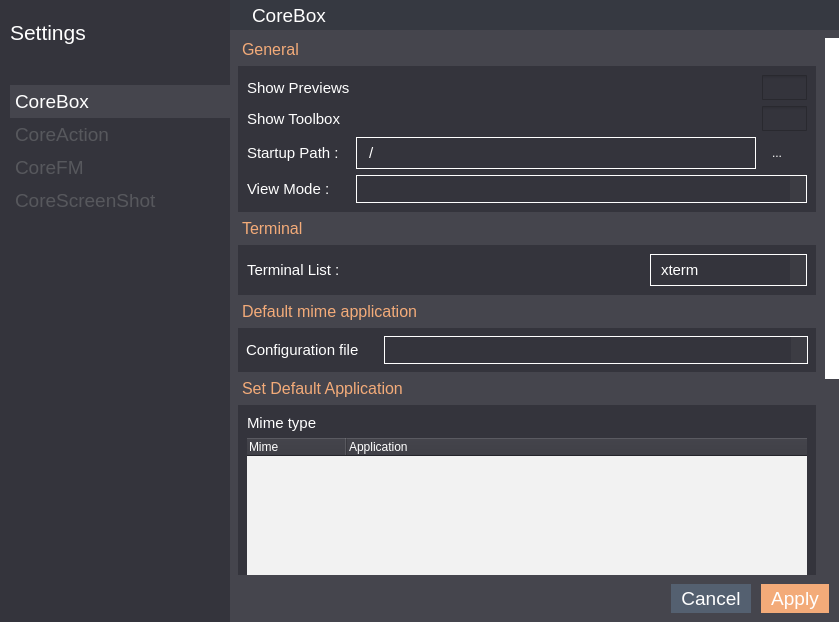
Qt form settings/settings.ui (rahmanshaber/corebox) before a commit.
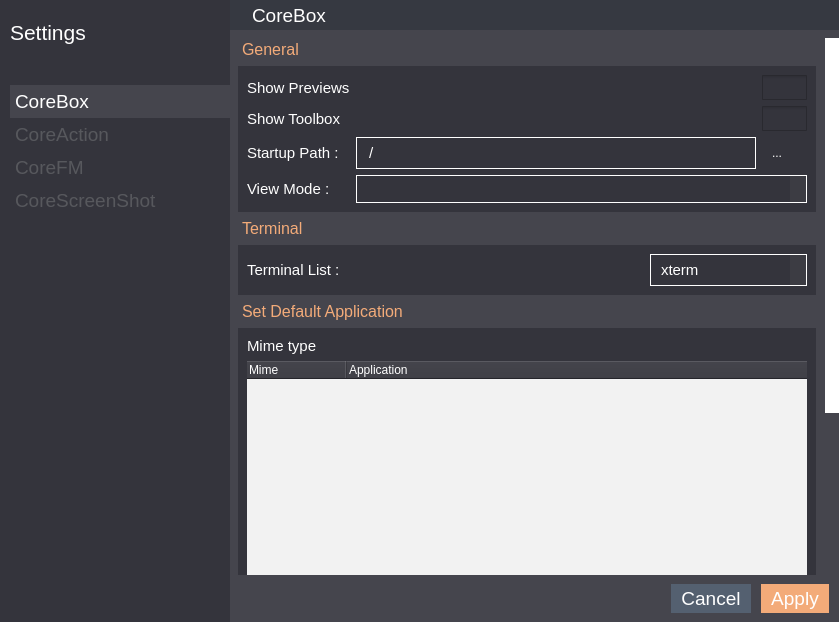
The same form after that commit. The open tabs and pages were chosen to show the change. Icons and pictures are not drawn.

Patch:
```diff
--- a/settings/settings.ui
+++ b/settings/settings.ui
@@ -1162,8 +1162,8 @@
            <rect>
             <x>0</x>
             <y>0</y>
-            <width>551</width>
-            <height>828</height>
+            <width>589</width>
+            <height>750</height>
            </rect>
           </property>
           <layout class="QVBoxLayout" name="verticalLayout">
@@ -1546,90 +1546,6 @@
              </layout>
             </widget>
            </item>
-           <item>
-            <widget class="QLabel" name="defultmimmeapp">
-             <property name="font">
-              <font>
-               <pointsize>12</pointsize>
-               <weight>50</weight>
-               <bold>false</bold>
-              </font>
-             </property>
-             <property name="styleSheet">
-              <string notr="true">QLabel{
-color:#F3AB79 ;
-padding: 2px 10px 2px 0px;
-}
-</string>
-             </property>
-             <property name="text">
-              <string>Default mime application</string>
-             </property>
-            </widget>
-           </item>
-           <item>
-            <widget class="QFrame" name="mconfF">
-             <property name="styleSheet">
-              <string notr="true">QWidget{
-background-color: #34343C;
-color: #ffffff;
-}</string>
-             </property>
-             <layout class="QHBoxLayout" name="horizontalLayout_7">
-              <property name="spacing">
-               <number>25</number>
-              </property>
-              <property name="leftMargin">
-               <number>8</number>
-              </property>
-              <property name="topMargin">
-               <number>8</number>
-              </property>
-              <property name="rightMargin">
-               <number>8</number>
-              </property>
-              <property name="bottomMargin">
-               <number>8</number>
-              </property>
-              <item>
-               <widget class="QLabel" name="label_8">
-                <property name="font">
-                 <font>
-                  <pointsize>11</pointsize>
-                 </font>
-                </property>
-                <property name="text">
-                 <string>Configuration file</string>
-                </property>
-               </widget>
-              </item>
-              <item>
-               <widget class="QComboBox" name="cmbDefaultMimeApps">
-                <property name="sizePolicy">
-                 <sizepolicy hsizetype="Expanding" vsizetype="Fixed">
-                  <horstretch>0</horstretch>
-                  <verstretch>0</verstretch>
-                 </sizepolicy>
-                </property>
-                <property name="styleSheet">
-                 <string notr="true">QComboBox {
-    border: 1px solid #ffffff;
-    padding: 5px 5px 5px 10px;
-}
-QComboBox QAbstractItemView {
-    background-color: #546070;
-    color: #ffffff;
-    selection-background-color: #F1A873;
-}
-QComboBox::drop-down {
-    background-color: #3C3C43;
-}</string>
-                </property>
-               </widget>
-              </item>
-             </layout>
-            </widget>
-           </item>
            <item>
             <widget class="QLabel" name="label_6">
              <property name="font">
```
Left out of the diff: 2 changed lines with no effect on the pictures.
